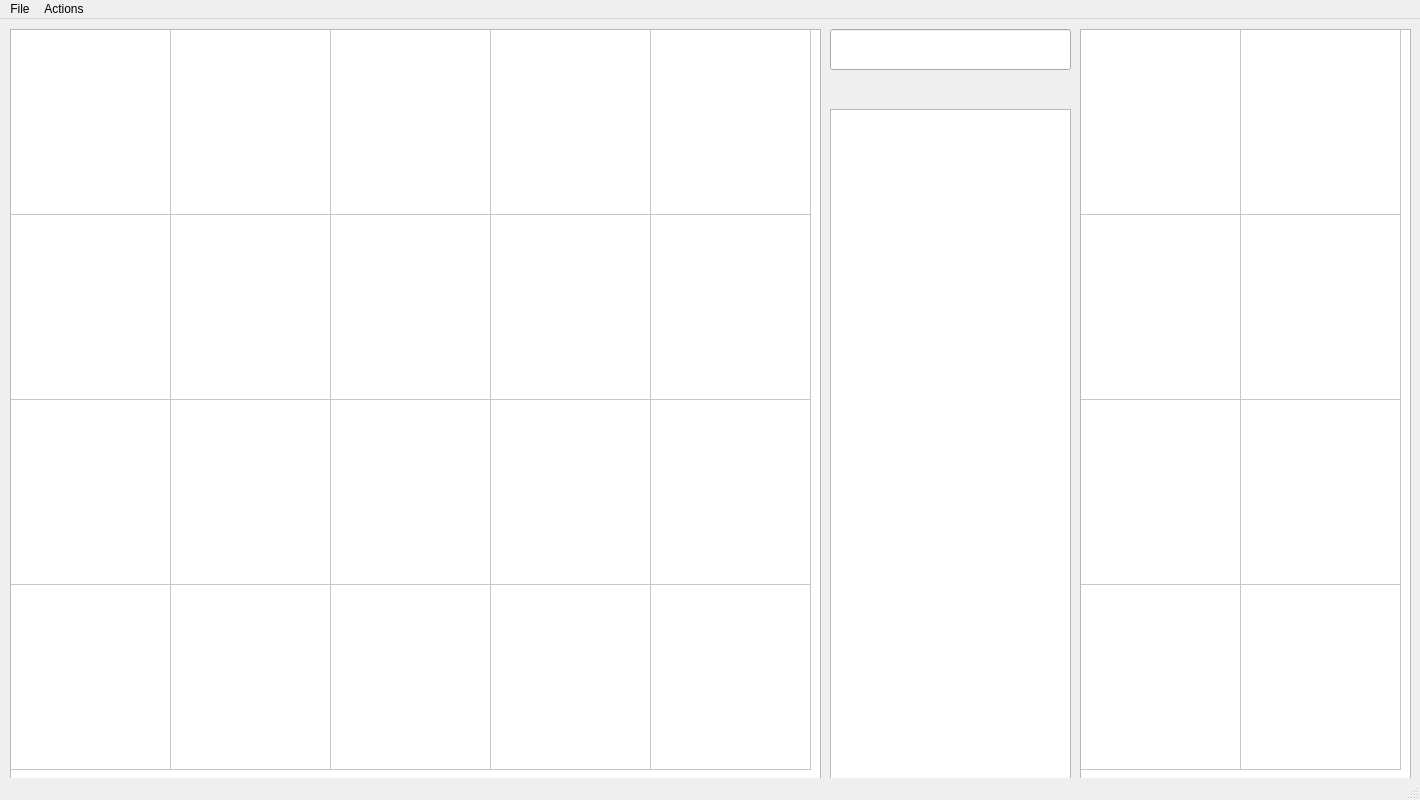
Qt form GUI/PearLog.ui (Pearadox/PearLogger) before a commit.
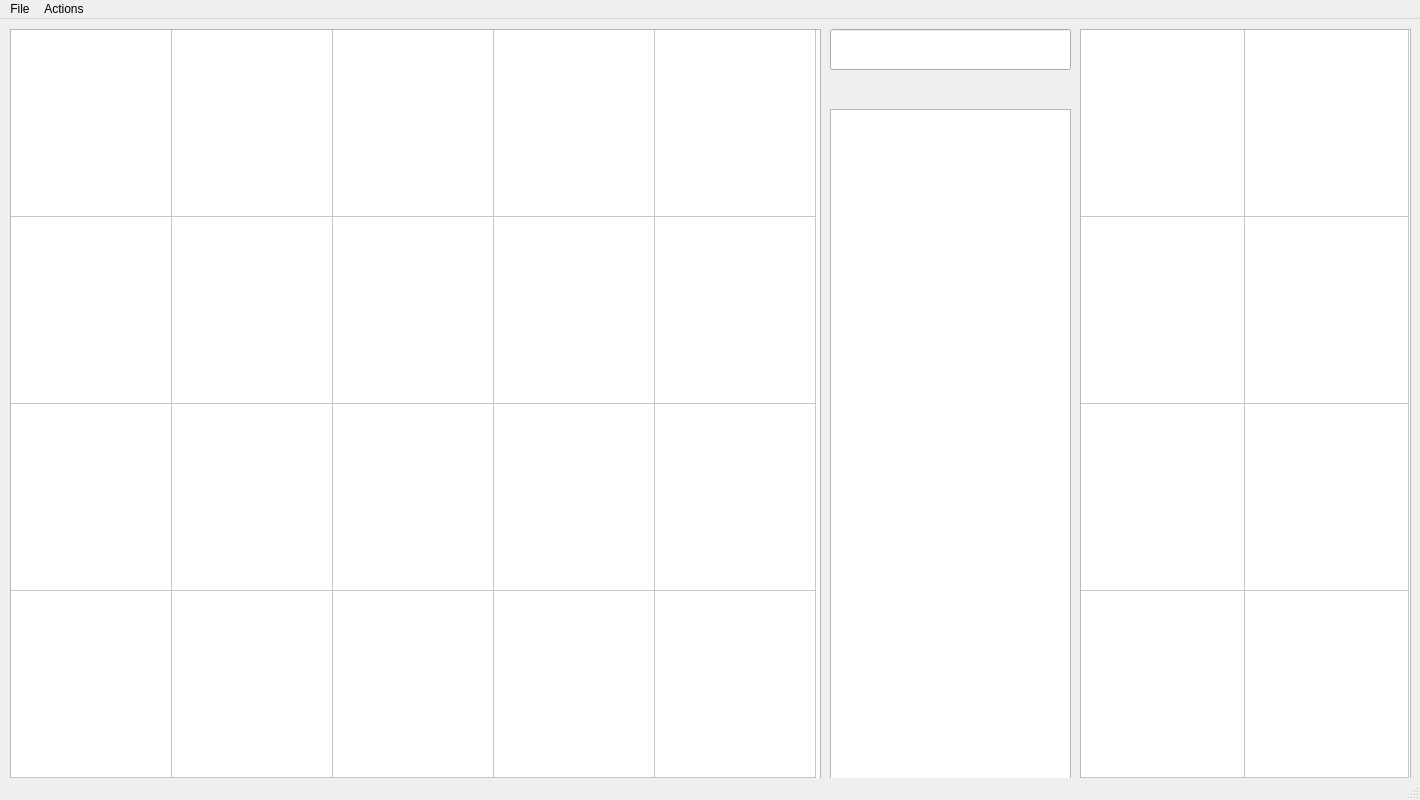
The same form after that commit. Icons and pictures are not drawn.

What changed in the file:
```diff
--- a/GUI/PearLog.ui
+++ b/GUI/PearLog.ui
@@ -37,7 +37,7 @@
      <bool>false</bool>
     </attribute>
     <attribute name="horizontalHeaderDefaultSectionSize">
-     <number>160</number>
+     <number>161</number>
     </attribute>
     <attribute name="horizontalHeaderHighlightSections">
      <bool>false</bool>
@@ -49,7 +49,7 @@
      <bool>false</bool>
     </attribute>
     <attribute name="verticalHeaderDefaultSectionSize">
-     <number>185</number>
+     <number>187</number>
     </attribute>
     <attribute name="verticalHeaderHighlightSections">
      <bool>false</bool>
@@ -121,7 +121,7 @@
      <bool>false</bool>
     </attribute>
     <attribute name="horizontalHeaderDefaultSectionSize">
-     <number>160</number>
+     <number>164</number>
     </attribute>
     <attribute name="horizontalHeaderHighlightSections">
      <bool>false</bool>
@@ -130,7 +130,7 @@
      <bool>false</bool>
     </attribute>
     <attribute name="verticalHeaderDefaultSectionSize">
-     <number>185</number>
+     <number>187</number>
     </attribute>
     <attribute name="verticalHeaderHighlightSections">
      <bool>false</bool>
```
